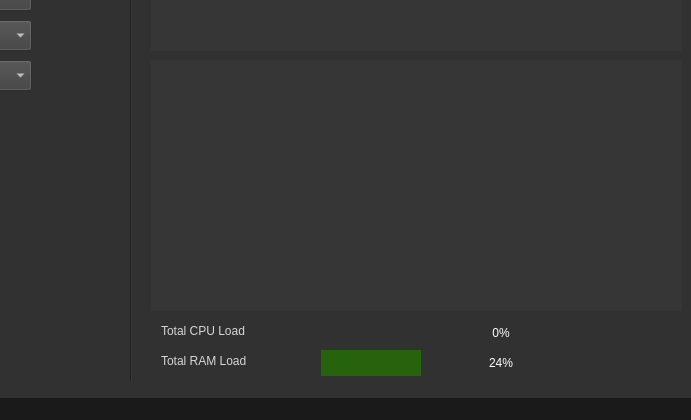
Before: the Qt Designer form mainwindow.ui in Aidan2803/System-Monitor, drawn with Qt 5; both pictures show x 709 to 1400 and y 230 to 650 of the 1400 by 650 pixel window.
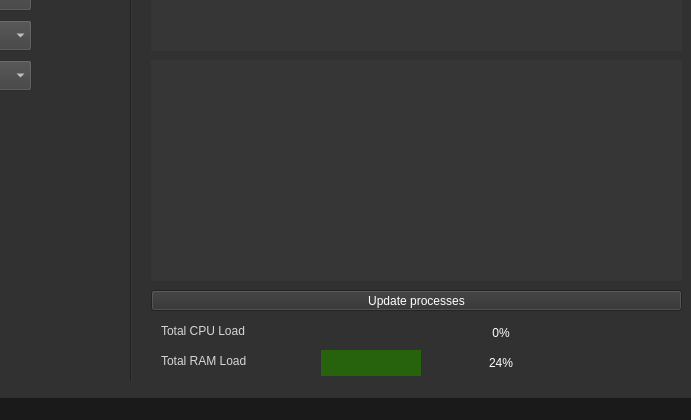
After: the same form once the commit is applied. Icons and pictures are not drawn.

Diff of the .ui file:
```diff
--- a/mainwindow.ui
+++ b/mainwindow.ui
@@ -497,7 +497,7 @@
         <x>860</x>
         <y>250</y>
         <width>531</width>
-        <height>251</height>
+        <height>221</height>
        </rect>
       </property>
       <property name="styleSheet">
@@ -592,6 +592,29 @@
        <enum>QProgressBar::TopToBottom</enum>
       </property>
      </widget>
+     <widget class="QPushButton" name="getProcessesButton">
+      <property name="geometry">
+       <rect>
+        <x>860</x>
+        <y>480</y>
+        <width>531</width>
+        <height>21</height>
+       </rect>
+      </property>
+      <property name="styleSheet">
+       <string notr="true"> QPushButton#getProcessesButton {
+color: rgb(255, 255, 255);
+font: 14pt &quot;ГОСТ тип А&quot;;
+ }
+ QPushButton#getProcessesButton:pressed {
+     
+	color: rgb(72, 184, 41);
+ }</string>
+      </property>
+      <property name="text">
+       <string>Update processes</string>
+      </property>
+     </widget>
     </widget>
     <widget class="QWidget" name="monitoringTools">
      <attribute name="title">
```
